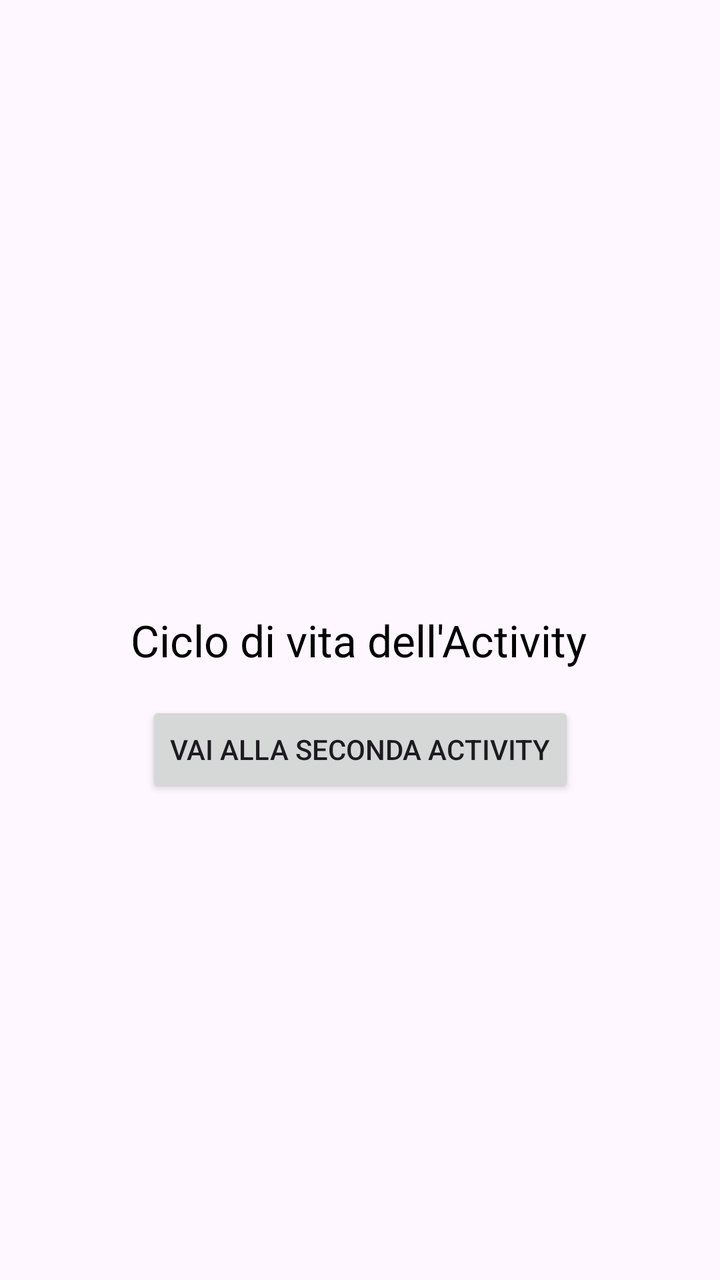
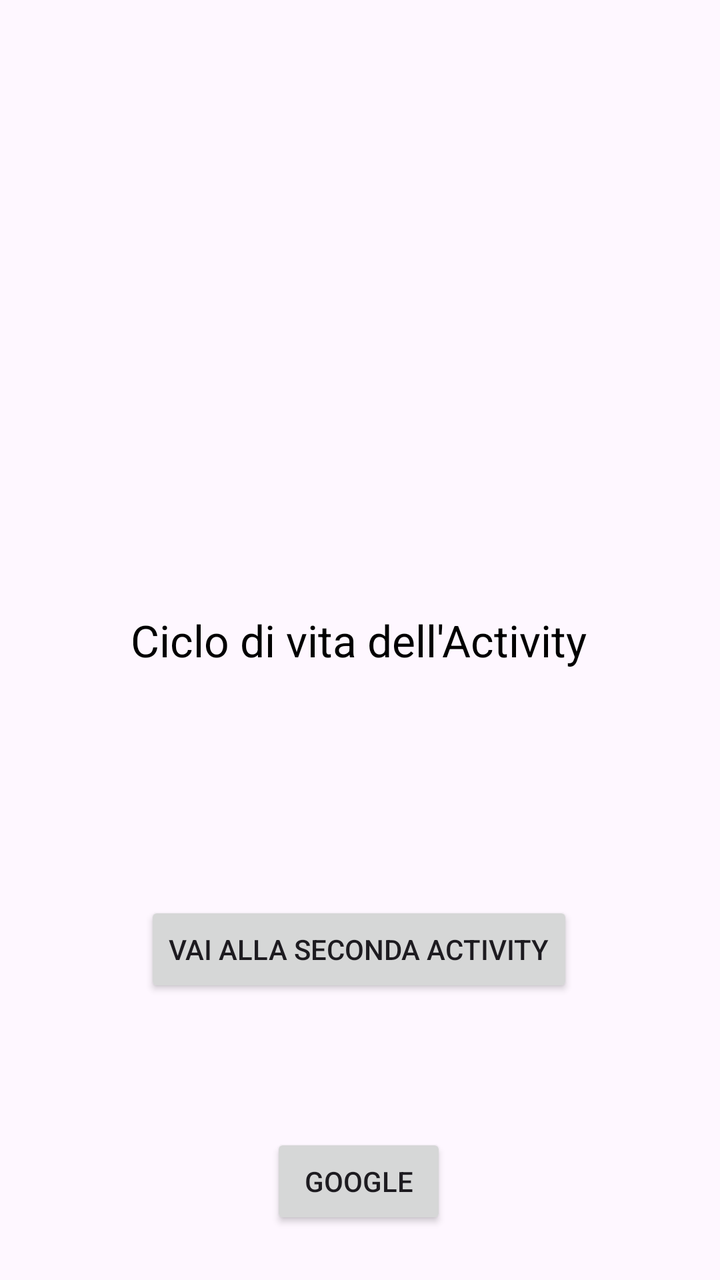

Compare the two renders of this Android layout. The source of the first and the diff that turns it into the second are given below.
<!-- AndroidManifest.xml: activity theme Theme.App_life_cycle -->
<!-- res/layout/activity_main.xml -->
<?xml version="1.0" encoding="utf-8"?>
<androidx.constraintlayout.widget.ConstraintLayout xmlns:android="http://schemas.android.com/apk/res/android"
    xmlns:app="http://schemas.android.com/apk/res-auto"
    android:layout_width="match_parent"
    android:layout_height="match_parent">

    <TextView
        android:id="@+id/txtTitolo"
        android:layout_width="wrap_content"
        android:layout_height="wrap_content"
        android:text="Ciclo di vita dell'Activity"
        android:textColor="@color/black"
        android:textSize="22sp"
        app:layout_constraintBottom_toBottomOf="parent"
        app:layout_constraintEnd_toEndOf="parent"
        app:layout_constraintHorizontal_bias="0.497"
        app:layout_constraintStart_toStartOf="parent"
        app:layout_constraintTop_toTopOf="parent" />

    <Button
        android:id="@+id/btnGoToSecond"
        android:layout_width="wrap_content"
        android:layout_height="wrap_content"
        android:layout_marginTop="16dp"
        android:text="Vai alla Seconda Activity"
        app:layout_constraintEnd_toEndOf="parent"
        app:layout_constraintStart_toStartOf="parent"
        app:layout_constraintTop_toBottomOf="@id/txtTitolo" />

</androidx.constraintlayout.widget.ConstraintLayout>
<!-- resources referenced by this layout -->
<resources>
  <color name="black">#FF000000</color>
  <style name="Theme.App_life_cycle" parent="android:Theme.Material.Light.NoActionBar" />
</resources>

<!-- the commit's change to res/layout/activity_main.xml (unified diff, before → after) -->
@@ -1,6 +1,7 @@
 <?xml version="1.0" encoding="utf-8"?>
 <androidx.constraintlayout.widget.ConstraintLayout xmlns:android="http://schemas.android.com/apk/res/android"
     xmlns:app="http://schemas.android.com/apk/res-auto"
+    xmlns:tools="http://schemas.android.com/tools"
     android:layout_width="match_parent"
     android:layout_height="match_parent">
 
@@ -21,10 +22,21 @@
         android:id="@+id/btnGoToSecond"
         android:layout_width="wrap_content"
         android:layout_height="wrap_content"
-        android:layout_marginTop="16dp"
+        android:layout_marginTop="116dp"
         android:text="Vai alla Seconda Activity"
-        app:layout_constraintEnd_toEndOf="parent"
-        app:layout_constraintStart_toStartOf="parent"
+        app:layout_constraintEnd_toEndOf="@+id/txtTitolo"
+        app:layout_constraintStart_toStartOf="@+id/txtTitolo"
         app:layout_constraintTop_toBottomOf="@id/txtTitolo" />
 
+    <Button
+        android:id="@+id/btnGoogle"
+        android:layout_width="wrap_content"
+        android:layout_height="wrap_content"
+        android:layout_marginTop="68dp"
+        android:text="Google"
+        app:layout_constraintEnd_toEndOf="@+id/btnGoToSecond"
+        app:layout_constraintHorizontal_bias="0.498"
+        app:layout_constraintStart_toStartOf="@+id/btnGoToSecond"
+        app:layout_constraintTop_toBottomOf="@+id/btnGoToSecond" />
+
 </androidx.constraintlayout.widget.ConstraintLayout>
